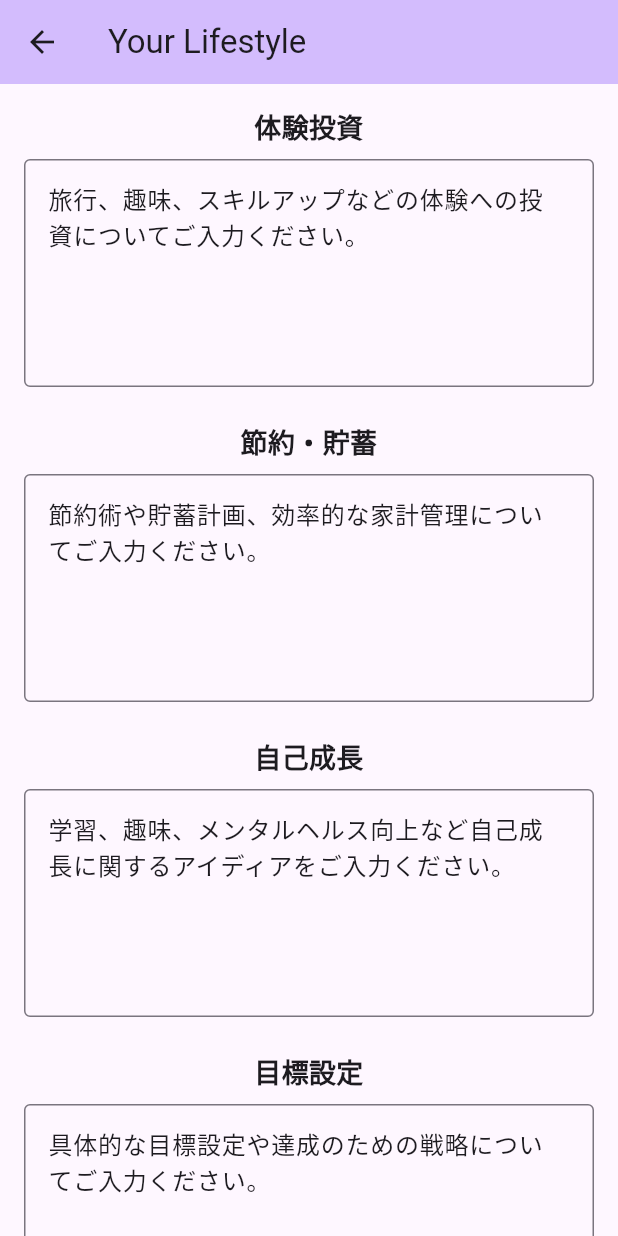
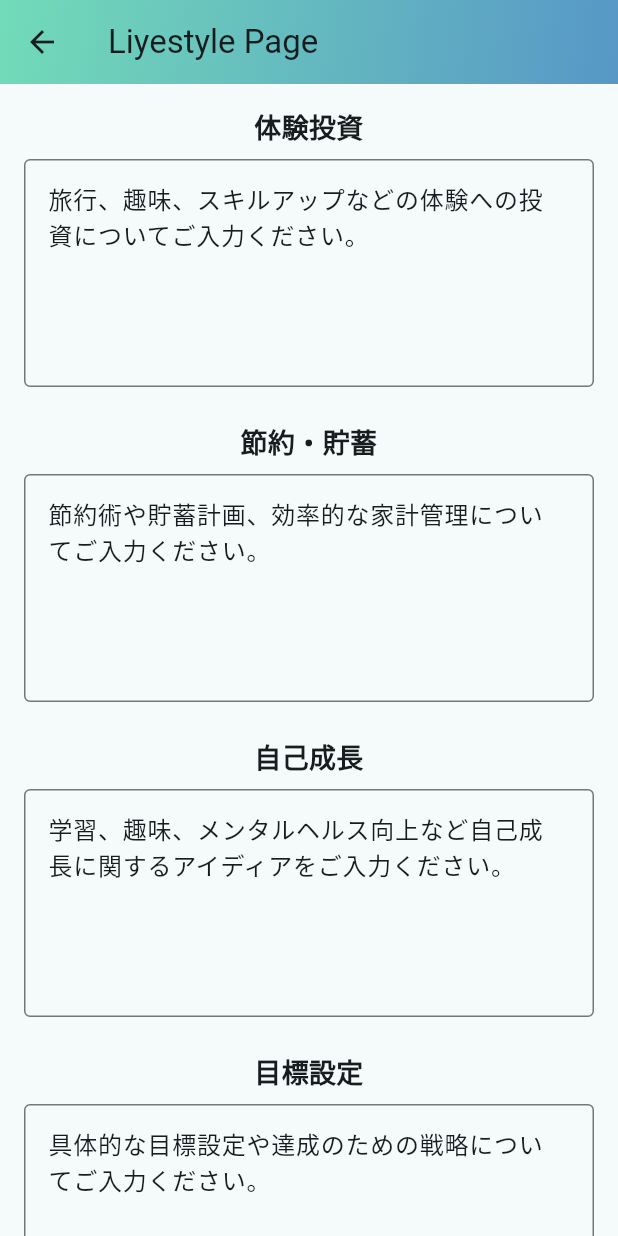
Before and after one commit to yamamomo2022/balance_ai_agent, a Flutter app: the screen it shows after launch, after a tap on "Go to Lifestyle Page", on a phone screen of 412 x 824 dp. Run offline on Flutter 3.47's test engine with Material 3 defaults, Android fonts, the phone set to English and light mode, and no system bars; our stand-ins replace dio.

Commit message:
feat: 🎸 create_custom_app_bar

```diff
--- a/lib/chat_page.dart
+++ b/lib/chat_page.dart
@@ -3,6 +3,7 @@ import 'package:dio/dio.dart';
 import 'genkit_client.dart';
 import 'widgets/chat_input_widget.dart';
 import 'services/chat_service.dart'; // Import ChatService
+import 'widgets/custom_app_bar.dart';
 
 class ChatPage extends StatefulWidget {
   const ChatPage({super.key});
@@ -39,10 +40,7 @@ class _ChatPageState extends State<ChatPage> {
   @override
   Widget build(BuildContext context) {
     return Scaffold(
-      appBar: AppBar(
-        backgroundColor: Theme.of(context).colorScheme.inversePrimary,
-        title: Text(widget.title),
-      ),
+      appBar: const CustomAppBar(title: 'Chat Page'),
       body: Center(
         child: Column(
           mainAxisAlignment: MainAxisAlignment.center,
--- a/lib/lifestyle_ai_agent_page.dart
+++ b/lib/lifestyle_ai_agent_page.dart
@@ -3,6 +3,7 @@ import 'models/lifestyle.dart';
 import 'services/chat_service.dart';
 import 'genkit_client.dart';
 import 'package:dio/dio.dart';
+import 'widgets/custom_app_bar.dart';
 
 class LifestyleAIAgentPage extends StatefulWidget {
   final Lifestyle lifestyle;
@@ -55,10 +56,7 @@ class _LifestyleAIAgentPageState extends State<LifestyleAIAgentPage> {
   @override
   Widget build(BuildContext context) {
     return Scaffold(
-      appBar: AppBar(
-        backgroundColor: Theme.of(context).colorScheme.inversePrimary,
-        title: const Text('Chat with AI Agent'),
-      ),
+      appBar: const CustomAppBar(title: 'Lifestyle AI Agent'),
       body: Column(
         mainAxisAlignment: MainAxisAlignment.center,
         children: [
--- a/lib/lifestyle_page.dart
+++ b/lib/lifestyle_page.dart
@@ -1,6 +1,7 @@
 import 'package:flutter/material.dart';
 import 'models/lifestyle.dart'; // Lifestyle クラスの定義ファイルをインポート
 import 'lifestyle_ai_agent_page.dart';
+import 'widgets/custom_app_bar.dart';
 
 class LifestylePage extends StatefulWidget {
   const LifestylePage({Key? key}) : super(key: key);
@@ -52,10 +53,7 @@ class _LifestylePageState extends State<LifestylePage> {
   @override
   Widget build(BuildContext context) {
     return Scaffold(
-      appBar: AppBar(
-        backgroundColor: Theme.of(context).colorScheme.inversePrimary,
-        title: const Text('Your Lifestyle'),
-      ),
+      appBar: const CustomAppBar(title: 'Liyestyle Page'),
       body: SingleChildScrollView(
         padding: const EdgeInsets.all(16),
         child: Column(
--- a/lib/main.dart
+++ b/lib/main.dart
@@ -1,6 +1,7 @@
 import 'package:flutter/material.dart';
 import 'chat_page.dart';
 import "lifestyle_page.dart";
+import 'widgets/custom_app_bar.dart';
 
 void main() {
   runApp(const MyApp());
@@ -13,43 +14,24 @@ class MyApp extends StatelessWidget {
     return MaterialApp(
       title: 'Balance AI Agent',
       theme: ThemeData(
-        colorScheme: ColorScheme.fromSeed(seedColor: Colors.deepPurple),
+        colorScheme: ColorScheme.fromSeed(seedColor: Colors.grey),
         useMaterial3: true,
       ),
-      home: const MyHomePage(title: 'Balance AI Agent'),
+      home: const MyHomePage(),
     );
   }
 }
 
 class MyHomePage extends StatelessWidget {
-  final String title;
-  const MyHomePage({super.key, required this.title});
+  const MyHomePage({super.key});
 
   @override
   Widget build(BuildContext context) {
     return Scaffold(
       extendBodyBehindAppBar: true,
-      appBar: AppBar(
-        flexibleSpace: Container(
-          decoration: const BoxDecoration(
-            gradient: LinearGradient(
-              colors: [
-                Color.fromARGB(255, 114, 219, 184),
-                Color.fromARGB(255, 87, 151, 199)
-              ], // グラデーションの色を指定
-              begin: Alignment.topLeft,
-              end: Alignment.bottomRight,
-            ),
-          ),
-        ),
-        elevation: 0, // 影の強さを指定
-        // backgroundColor: Colors.transparent, // 背景色を透明にする
-        title: Text(title,
-            style: const TextStyle(
-                color: Color.fromARGB(255, 44, 56, 229),
-                fontFamily: "Roboto",
-                fontSize: 24,
-                fontWeight: FontWeight.bold)),
+      appBar: const CustomAppBar(
+        // Use the custom AppBar
+        title: 'Balance AI Agent',
       ),
       body: Center(
         child: Column(
--- /dev/null
+++ b/lib/widgets/custom_app_bar.dart
@@ -0,0 +1,37 @@
+import 'package:flutter/material.dart';
+
+class CustomAppBar extends StatelessWidget implements PreferredSizeWidget {
+  final String? title;
+  final List<Widget>? actions;
+
+  const CustomAppBar({
+    Key? key,
+    this.title,
+    this.actions,
+  }) : super(key: key);
+
+  @override
+  Size get preferredSize => const Size.fromHeight(kToolbarHeight);
+
+  @override
+  Widget build(BuildContext context) {
+    return AppBar(
+      flexibleSpace: Container(
+        decoration: const BoxDecoration(
+          gradient: LinearGradient(
+            colors: [
+              Color.fromARGB(255, 114, 219, 184),
+              Color.fromARGB(255, 87, 151, 199)
+            ],
+            begin: Alignment.topLeft,
+            end: Alignment.bottomRight,
+          ),
+        ),
+      ),
+      elevation: 0,
+      backgroundColor: Colors.transparent,
+      title: title != null ? Text(title!) : const Text(""),
+      actions: actions ?? const <Widget>[],
+    );
+  }
+}
```
Also changed, not shown: lib/genkit_client.dart (+1 -36 lines).
